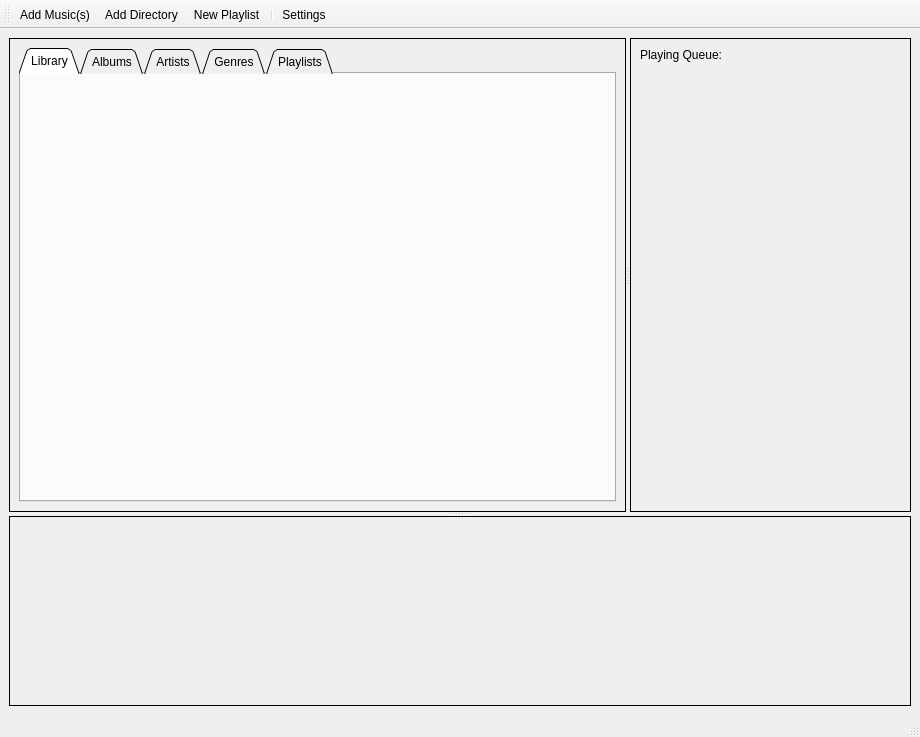
Before: the Qt Designer form gui/main_window_ui.ui in tornado80/tonebox, drawn with Qt 5.
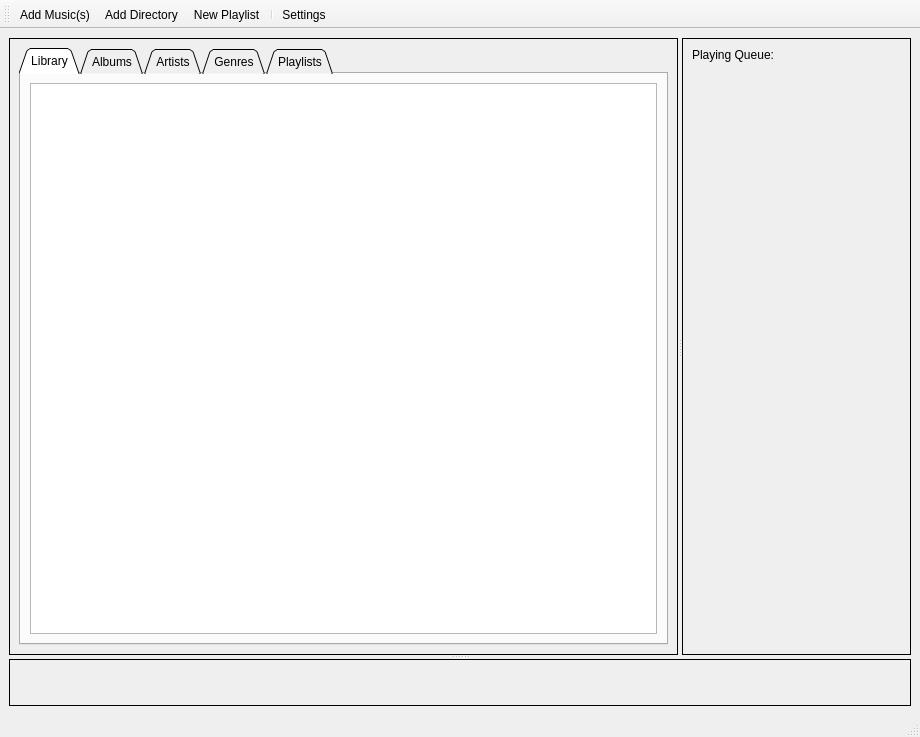
After: the same form once the commit is applied. Icons and pictures are not drawn. Custom widgets are drawn as their Qt base class.

Commit message: getting ready for views

What changed in the file:
```diff
--- a/gui/main_window_ui.ui
+++ b/gui/main_window_ui.ui
@@ -47,6 +47,11 @@
             <attribute name="title">
              <string>Library</string>
             </attribute>
+            <layout class="QVBoxLayout" name="verticalLayout_5">
+             <item>
+              <widget class="SongsView" name="librarySongsView"/>
+             </item>
+            </layout>
            </widget>
            <widget class="QWidget" name="albumsTab">
             <attribute name="title">
@@ -177,6 +182,11 @@
    <header>.queue_widget</header>
    <container>1</container>
   </customwidget>
+  <customwidget>
+   <class>SongsView</class>
+   <extends>QTableWidget</extends>
+   <header>.views</header>
+  </customwidget>
  </customwidgets>
  <resources>
   <include location="icons.qrc"/>
```
Left out of the diff: 4 changed lines with no effect on the pictures. The commit also changes 6 other files.
